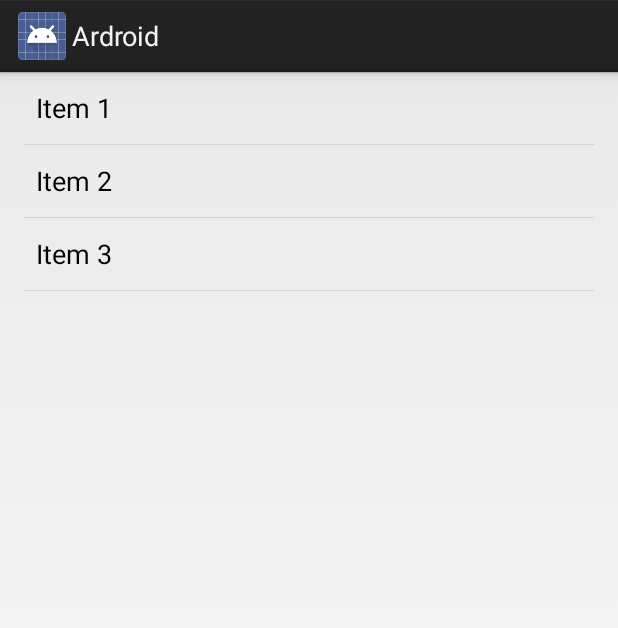
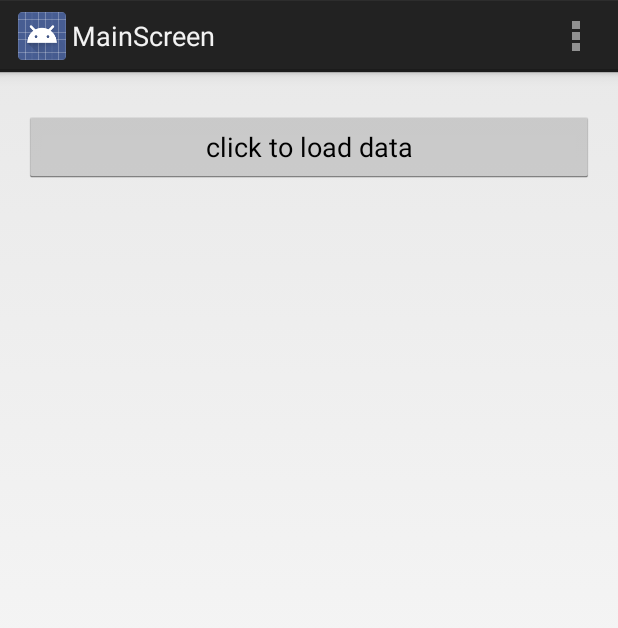
Before and after one commit to hanqin/Ardroid, an Android app: the screen it shows after launch (ItemListActivity before the commit, MainActivity after it), on a phone screen of 412 x 824 dp. Shown: the top 628 px of the screen. Run offline under Robolectric (Android 15) with nearby library versions, the phone set to English and light mode, and no system bars.

Commit message:
load data from env detector

```diff
--- a/Ardroid-Core/build.gradle
+++ b/Ardroid-Core/build.gradle
@@ -13,7 +13,6 @@ repositories {
 }
 
 dependencies {
-    compile files("libs/android-support-v4.jar")
     compile 'com.google.guava:guava:14.0.1'
 }
 
@@ -31,7 +30,7 @@ android {
         versionCode 1
         versionName versionName()
         minSdkVersion 14
-        targetsdkversion 16
+        targetSdkVersion 14
     }
     buildTypes {
         debug {
@@ -42,6 +41,7 @@ android {
 }
 
 dependencies {
+	compile 'com.android.support:support-v4:18.0.0'
 }
 
 private String versionName() {
--- /dev/null
+++ b/Ardroid-Core/src/main/java/me/hanhaify/ardroid/DataLoadedListener.java
@@ -0,0 +1,6 @@
+package me.hanhaify.ardroid;
+
+public interface DataLoadedListener {
+
+    void onNewData(String result);
+}
--- a/Ardroid-Core/src/main/java/me/hanhaify/ardroid/ItemListActivity.java
+++ /dev/null
@@ -1,81 +0,0 @@
-package me.hanhaify.ardroid;
-
-import android.content.Intent;
-import android.os.Bundle;
-import android.support.v4.app.FragmentActivity;
-
-
-/**
- * An activity representing a list of Items. This activity
- * has different presentations for handset and tablet-size devices. On
- * handsets, the activity presents a list of items, which when touched,
- * lead to a {@link ItemDetailActivity} representing
- * item details. On tablets, the activity presents the list of items and
- * item details side-by-side using two vertical panes.
- * <p>
- * The activity makes heavy use of fragments. The list of items is a
- * {@link ItemListFragment} and the item details
- * (if present) is a {@link ItemDetailFragment}.
- * <p>
- * This activity also implements the required
- * {@link ItemListFragment.Callbacks} interface
- * to listen for item selections.
- */
-public class ItemListActivity extends FragmentActivity
-        implements ItemListFragment.Callbacks {
-
-    /**
-     * Whether or not the activity is in two-pane mode, i.e. running on a tablet
-     * device.
-     */
-    private boolean mTwoPane;
-
-    @Override
-    protected void onCreate(Bundle savedInstanceState) {
-        super.onCreate(savedInstanceState);
-        setContentView(R.layout.activity_item_list);
-
-        if (findViewById(R.id.item_detail_container) != null) {
-            // The detail container view will be present only in the
-            // large-screen layouts (res/values-large and
-            // res/values-sw600dp). If this view is present, then the
-            // activity should be in two-pane mode.
-            mTwoPane = true;
-
-            // In two-pane mode, list items should be given the
-            // 'activated' state when touched.
-            ((ItemListFragment) getSupportFragmentManager()
-                    .findFragmentById(R.id.item_list))
-                    .setActivateOnItemClick(true);
-        }
-
-        // TODO: If exposing deep links into your app, handle intents here.
-    }
-
-    /**
-     * Callback method from {@link ItemListFragment.Callbacks}
-     * indicating that the item with the given ID was selected.
-     */
-    @Override
-    public void onItemSelected(String id) {
-        if (mTwoPane) {
-            // In two-pane mode, show the detail view in this activity by
-            // adding or replacing the detail fragment using a
-            // fragment transaction.
-            Bundle arguments = new Bundle();
-            arguments.putString(ItemDetailFragment.ARG_ITEM_ID, id);
-            ItemDetailFragment fragment = new ItemDetailFragment();
-            fragment.setArguments(arguments);
-            getSupportFragmentManager().beginTransaction()
-                    .replace(R.id.item_detail_container, fragment)
-                    .commit();
-
-        } else {
-            // In single-pane mode, simply start the detail activity
-            // for the selected item ID.
-            Intent detailIntent = new Intent(this, ItemDetailActivity.class);
-            detailIntent.putExtra(ItemDetailFragment.ARG_ITEM_ID, id);
-            startActivity(detailIntent);
-        }
-    }
-}
--- a/Ardroid-Core/src/main/java/me/hanhaify/ardroid/ItemListFragment.java
+++ /dev/null
@@ -1,151 +0,0 @@
-package me.hanhaify.ardroid;
-
-import android.app.Activity;
-import android.os.Bundle;
-import android.support.v4.app.ListFragment;
-import android.view.View;
-import android.widget.ArrayAdapter;
-import android.widget.ListView;
-
-import me.hanhaify.ardroid.dummy.DummyContent;
-
-/**
- * A list fragment representing a list of Items. This fragment
- * also supports tablet devices by allowing list items to be given an
- * 'activated' state upon selection. This helps indicate which item is
- * currently being viewed in a {@link ItemDetailFragment}.
- * <p>
- * Activities containing this fragment MUST implement the {@link Callbacks}
- * interface.
- */
-public class ItemListFragment extends ListFragment {
-
-    /**
-     * The serialization (saved instance state) Bundle key representing the
-     * activated item position. Only used on tablets.
-     */
-    private static final String STATE_ACTIVATED_POSITION = "activated_position";
-
-    /**
-     * The fragment's current callback object, which is notified of list item
-     * clicks.
-     */
-    private Callbacks mCallbacks = sDummyCallbacks;
-
-    /**
-     * The current activated item position. Only used on tablets.
-     */
-    private int mActivatedPosition = ListView.INVALID_POSITION;
-
-    /**
-     * A callback interface that all activities containing this fragment must
-     * implement. This mechanism allows activities to be notified of item
-     * selections.
-     */
-    public interface Callbacks {
-        /**
-         * Callback for when an item has been selected.
-         */
-        public void onItemSelected(String id);
-    }
-
-    /**
-     * A dummy implementation of the {@link Callbacks} interface that does
-     * nothing. Used only when this fragment is not attached to an activity.
-     */
-    private static Callbacks sDummyCallbacks = new Callbacks() {
-        @Override
-        public void onItemSelected(String id) {
-        }
-    };
-
-    /**
-     * Mandatory empty constructor for the fragment manager to instantiate the
-     * fragment (e.g. upon screen orientation changes).
-     */
-    public ItemListFragment() {
-    }
-
-    @Override
-    public void onCreate(Bundle savedInstanceState) {
-        super.onCreate(savedInstanceState);
-
-        // TODO: replace with a real list adapter.
-        setListAdapter(new ArrayAdapter<DummyContent.DummyItem>(
-                getActivity(),
-                android.R.layout.simple_list_item_activated_1,
-                android.R.id.text1,
-                DummyContent.ITEMS));
-    }
-
-    @Override
-    public void onViewCreated(View view, Bundle savedInstanceState) {
-        super.onViewCreated(view, savedInstanceState);
-
-        // Restore the previously serialized activated item position.
-        if (savedInstanceState != null
-                && savedInstanceState.containsKey(STATE_ACTIVATED_POSITION)) {
-            setActivatedPosition(savedInstanceState.getInt(STATE_ACTIVATED_POSITION));
-        }
-    }
-
-    @Override
-    public void onAttach(Activity activity) {
-        super.onAttach(activity);
-
-        // Activities containing this fragment must implement its callbacks.
-        if (!(activity instanceof Callbacks)) {
-            throw new IllegalStateException("Activity must implement fragment's callbacks.");
-        }
-
-        mCallbacks = (Callbacks) activity;
-    }
-
-    @Override
-    public void onDetach() {
-        super.onDetach();
-
-        // Reset the active callbacks interface to the dummy implementation.
-        mCallbacks = sDummyCallbacks;
-    }
-
-    @Override
-    public void onListItemClick(ListView listView, View view, int position, long id) {
-        super.onListItemClick(listView, view, position, id);
-
-        // Notify the active callbacks interface (the activity, if the
-        // fragment is attached to one) that an item has been selected.
-        mCallbacks.onItemSelected(DummyContent.ITEMS.get(position).id);
-    }
-
-    @Override
-    public void onSaveInstanceState(Bundle outState) {
-        super.onSaveInstanceState(outState);
-        if (mActivatedPosition != ListView.INVALID_POSITION) {
-            // Serialize and persist the activated item position.
-            outState.putInt(STATE_ACTIVATED_POSITION, mActivatedPosition);
-        }
-    }
-
-    /**
-     * Turns on activate-on-click mode. When this mode is on, list items will be
-     * given the 'activated' state when touched.
-     */
-    public void setActivateOnItemClick(boolean activateOnItemClick) {
-        // When setting CHOICE_MODE_SINGLE, ListView will automatically
-        // give items the 'activated' state when touched.
-        getListView().setChoiceMode(activateOnItemClick
-                ? ListView.CHOICE_MODE_SINGLE
-                : ListView.CHOICE_MODE_NONE);
-    }
-
-    private void setActivatedPosition(int position) {
-        if (position == ListView.INVALID_POSITION) {
-            getListView().setItemChecked(mActivatedPosition, false);
-        } else {
-            getListView().setItemChecked(position, true);
-        }
-
-        mActivatedPosition = position;
-    }
-}
--- a/Ardroid-Core/src/main/java/me/hanhaify/ardroid/dummy/DummyContent.java
+++ /dev/null
@@ -1,55 +0,0 @@
-package me.hanhaify.ardroid.dummy;
-
-import java.util.ArrayList;
-import java.util.HashMap;
-import java.util.List;
-import java.util.Map;
-
-/**
- * Helper class for providing sample content for user interfaces created by
- * Android template wizards.
- * <p>
- * TODO: Replace all uses of this class before publishing your app.
- */
-public class DummyContent {
-
-    /**
-     * An array of sample (dummy) items.
-     */
-    public static List<DummyItem> ITEMS = new ArrayList<DummyItem>();
-
-    /**
-     * A map of sample (dummy) items, by ID.
-     */
-    public static Map<String, DummyItem> ITEM_MAP = new HashMap<String, DummyItem>();
-
-    static {
-        // Add 3 sample items.
-        addItem(new DummyItem("1", "Item 1"));
-        addItem(new DummyItem("2", "Item 2"));
-        addItem(new DummyItem("3", "Item 3"));
-    }
-
-    private static void addItem(DummyItem item) {
-        ITEMS.add(item);
-        ITEM_MAP.put(item.id, item);
-    }
-
-    /**
-     * A dummy item representing a piece of content.
-     */
-    public static class DummyItem {
-        public String id;
-        public String content;
-
-        public DummyItem(String id, String content) {
-            this.id = id;
-            this.content = content;
-        }
-
-        @Override
-        public String toString() {
-            return content;
-        }
-    }
-}
--- /dev/null
+++ b/Ardroid-Core/src/main/res/layout/activity_main.xml
@@ -0,0 +1,33 @@
+<merge xmlns:android="http://schemas.android.com/apk/res/android"
+       xmlns:tools="http://schemas.android.com/tools"
+       tools:context=".MainActivity">
+
+    <ScrollView
+            android:id="@+id/login_form"
+            android:layout_width="match_parent"
+            android:layout_height="match_parent">
+
+        <LinearLayout
+                style="@style/LoginFormContainer"
+                android:orientation="vertical">
+
+            <Button
+                    android:id="@+id/load_button"
+                    android:layout_width="match_parent"
+                    android:layout_height="wrap_content"
+                    android:layout_marginTop="10dp"
+                    android:text="@string/load_data"
+                    android:paddingLeft="32dp"
+                    android:paddingRight="32dp"
+                    />
+
+            <TextView
+                    android:layout_marginTop="10dp"
+                    android:layout_width="match_parent"
+                    android:layout_height="wrap_content"
+                    android:id="@+id/data_field"
+                    />
+        </LinearLayout>
+
+    </ScrollView>
+</merge>
--- /dev/null
+++ b/Ardroid-Core/src/main/res/menu/main.xml
@@ -0,0 +1,5 @@
+<menu xmlns:android="http://schemas.android.com/apk/res/android">
+    <item android:id="@+id/action_forgot_password"
+        android:title="@string/action_forgot_password"
+        android:showAsAction="never" />
+</menu>
--- /dev/null
+++ b/Ardroid-Core/src/main/res/values-large/styles.xml
@@ -0,0 +1,10 @@
+<resources>
+
+    <style name="LoginFormContainer">
+        <item name="android:layout_width">400dp</item>
+        <item name="android:layout_height">wrap_content</item>
+        <item name="android:layout_gravity">center</item>
+        <item name="android:padding">16dp</item>
+    </style>
+
+</resources>
--- a/Ardroid-Core/src/main/res/values/styles.xml
+++ b/Ardroid-Core/src/main/res/values/styles.xml
@@ -1,3 +1,4 @@
+<?xml version="1.0" encoding="utf-8"?>
 <resources>
 
     <!--
@@ -17,4 +18,10 @@
         <!-- All customizations that are NOT specific to a particular API-level can go here. -->
     </style>
 
+    <style name="LoginFormContainer">
+        <item name="android:layout_width">match_parent</item>
+        <item name="android:layout_height">wrap_content</item>
+        <item name="android:padding">16dp</item>
+    </style>
+
 </resources>
```
Also changed, not shown: Ardroid-Core/src/main/AndroidManifest.xml (+10 -16 lines), Ardroid-Core/src/main/java/me/hanhaify/ardroid/ItemDetailActivity.java (deleted, +0 -67 lines), Ardroid-Core/src/main/java/me/hanhaify/ardroid/ItemDetailFragment.java (deleted, +0 -61 lines), Ardroid-Core/src/main/java/me/hanhaify/ardroid/MainActivity.java (added, +133 -0 lines), Ardroid-Core/src/main/res/layout/activity_item_detail.xml (deleted, +0 -7 lines), Ardroid-Core/src/main/res/layout/activity_item_list.xml (deleted, +0 -10 lines), Ardroid-Core/src/main/res/layout/activity_item_twopane.xml (deleted, +0 -38 lines), Ardroid-Core/src/main/res/layout/fragment_item_detail.xml (deleted, +0 -9 lines), Ardroid-Core/src/main/res/values-large/refs.xml (deleted, +0 -10 lines), Ardroid-Core/src/main/res/values-sw600dp/refs.xml (deleted, +0 -10 lines), Ardroid-Core/src/main/res/values/strings_activity_main.xml (added, +19 -0 lines), 1 other file.
